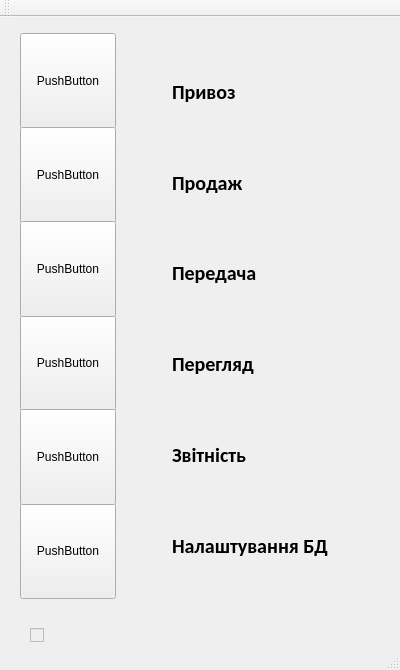
Before: the Qt Designer form mainwindow.ui in shaman1313/plutos, drawn with Qt 5.
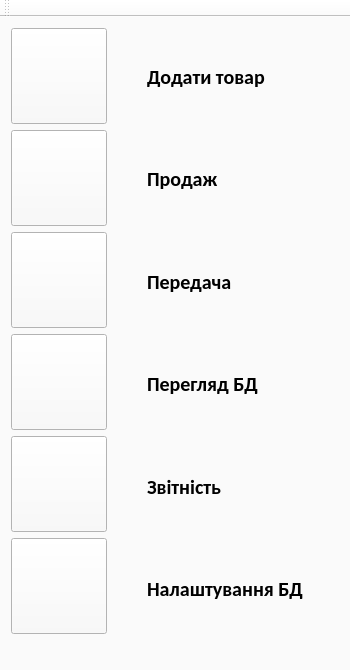
After: the same form once the commit is applied. Icons and pictures are not drawn.

Diff of the .ui file:
```diff
--- a/mainwindow.ui
+++ b/mainwindow.ui
@@ -9,7 +9,7 @@
    <rect>
     <x>0</x>
     <y>0</y>
-    <width>400</width>
+    <width>350</width>
     <height>670</height>
    </rect>
   </property>
@@ -21,128 +21,203 @@
   </property>
   <property name="minimumSize">
    <size>
-    <width>400</width>
+    <width>350</width>
     <height>670</height>
    </size>
   </property>
   <property name="maximumSize">
    <size>
-    <width>400</width>
+    <width>350</width>
     <height>670</height>
    </size>
   </property>
   <property name="windowTitle">
    <string>Plutos</string>
   </property>
+  <property name="windowIcon">
+   <iconset resource="res.qrc">
+    <normaloff>:/new/prefix1/ico/res/drawable-xxxhdpi/round_monetization_on_black_18.png</normaloff>:/new/prefix1/ico/res/drawable-xxxhdpi/round_monetization_on_black_18.png</iconset>
+  </property>
+  <property name="styleSheet">
+   <string notr="true">background-color: rgb(250, 250, 250);</string>
+  </property>
   <property name="dockNestingEnabled">
    <bool>false</bool>
   </property>
   <widget class="QWidget" name="centralWidget">
-   <widget class="QPushButton" name="pushButton_main_view">
-    <property name="enabled">
-     <bool>true</bool>
-    </property>
-    <property name="geometry">
-     <rect>
-      <x>20</x>
-      <y>298</y>
-      <width>96</width>
-      <height>96</height>
-     </rect>
-    </property>
-    <property name="text">
-     <string>PushButton</string>
-    </property>
-   </widget>
+   <layout class="QHBoxLayout" name="horizontalLayout_2">
+    <item>
+     <layout class="QHBoxLayout" name="horizontalLayout">
+      <item>
+       <layout class="QVBoxLayout" name="verticalLayout_2">
+        <item>
    <widget class="QPushButton" name="pushButton_main_entering">
     <property name="enabled">
      <bool>true</bool>
     </property>
-    <property name="geometry">
-     <rect>
-      <x>20</x>
-      <y>16</y>
+          <property name="minimumSize">
+           <size>
       <width>96</width>
       <height>96</height>
-     </rect>
-    </property>
-    <property name="text">
-     <string>PushButton</string>
-    </property>
-   </widget>
-   <widget class="QPushButton" name="pushButton_main_BDsettings">
-    <property name="enabled">
-     <bool>true</bool>
-    </property>
-    <property name="geometry">
-     <rect>
-      <x>20</x>
-      <y>486</y>
+           </size>
+          </property>
+          <property name="maximumSize">
+           <size>
       <width>96</width>
       <height>96</height>
-     </rect>
-    </property>
-    <property name="text">
-     <string>PushButton</string>
-    </property>
-   </widget>
-   <widget class="QPushButton" name="pushButton_main_reports">
-    <property name="enabled">
-     <bool>true</bool>
-    </property>
-    <property name="geometry">
-     <rect>
-      <x>20</x>
-      <y>392</y>
-      <width>96</width>
-      <height>96</height>
-     </rect>
-    </property>
+           </size>
+          </property>
+          <property name="styleSheet">
+           <string notr="true">background-image: url(:/new/prefix1/ico/res/drawable-xxxhdpi/outline_add_black_24.png);
+</string>
+          </property>
     <property name="text">
-     <string>PushButton</string>
-    </property>
-   </widget>
+           <string/>
+          </property>
+         </widget>
+        </item>
+        <item>
    <widget class="QPushButton" name="pushButton_main_extering">
     <property name="enabled">
      <bool>true</bool>
     </property>
-    <property name="geometry">
-     <rect>
-      <x>20</x>
-      <y>110</y>
+          <property name="minimumSize">
+           <size>
       <width>96</width>
       <height>96</height>
-     </rect>
+           </size>
+          </property>
+          <property name="maximumSize">
+           <size>
+            <width>96</width>
+            <height>96</height>
+           </size>
+          </property>
+          <property name="styleSheet">
+           <string notr="true">background-image: url(:/new/prefix1/ico/res/drawable-xxxhdpi/outline_attach_money_black_24.png);</string>
     </property>
     <property name="text">
-     <string>PushButton</string>
-    </property>
-   </widget>
+           <string/>
+          </property>
+         </widget>
+        </item>
+        <item>
    <widget class="QPushButton" name="pushButton_main_sending">
     <property name="enabled">
      <bool>true</bool>
     </property>
-    <property name="geometry">
-     <rect>
-      <x>20</x>
-      <y>204</y>
+          <property name="minimumSize">
+           <size>
       <width>96</width>
       <height>96</height>
-     </rect>
-    </property>
+           </size>
+          </property>
+          <property name="maximumSize">
+           <size>
+            <width>96</width>
+            <height>96</height>
+           </size>
+          </property>
+          <property name="styleSheet">
+           <string notr="true">background-image: url(:/new/prefix1/ico/res/drawable-xxxhdpi/outline_swap_horiz_black_24.png);</string>
+          </property>
     <property name="text">
-     <string>PushButton</string>
-    </property>
-   </widget>
-   <widget class="QWidget" name="layoutWidget">
-    <property name="geometry">
-     <rect>
-      <x>161</x>
-      <y>21</y>
-      <width>241</width>
-      <height>561</height>
-     </rect>
-    </property>
+           <string/>
+          </property>
+         </widget>
+        </item>
+        <item>
+         <widget class="QPushButton" name="pushButton_main_view">
+          <property name="enabled">
+           <bool>true</bool>
+          </property>
+          <property name="minimumSize">
+           <size>
+            <width>96</width>
+            <height>96</height>
+           </size>
+          </property>
+          <property name="maximumSize">
+           <size>
+            <width>96</width>
+            <height>96</height>
+           </size>
+          </property>
+          <property name="styleSheet">
+           <string notr="true">background-image: url(:/new/prefix1/ico/res/drawable-xxxhdpi/outline_youtube_searched_for_black_24.png);</string>
+          </property>
+          <property name="text">
+           <string/>
+          </property>
+         </widget>
+        </item>
+        <item>
+         <widget class="QPushButton" name="pushButton_main_reports">
+          <property name="enabled">
+           <bool>true</bool>
+          </property>
+          <property name="minimumSize">
+           <size>
+            <width>96</width>
+            <height>96</height>
+           </size>
+          </property>
+          <property name="maximumSize">
+           <size>
+            <width>96</width>
+            <height>96</height>
+           </size>
+          </property>
+          <property name="styleSheet">
+           <string notr="true">background-image: url(:/new/prefix1/ico/res/drawable-xxxhdpi/outline_timeline_black_24.png);</string>
+          </property>
+          <property name="text">
+           <string/>
+          </property>
+         </widget>
+        </item>
+        <item>
+         <widget class="QPushButton" name="pushButton_main_BDsettings">
+          <property name="enabled">
+           <bool>true</bool>
+          </property>
+          <property name="minimumSize">
+           <size>
+            <width>96</width>
+            <height>96</height>
+           </size>
+          </property>
+          <property name="maximumSize">
+           <size>
+            <width>96</width>
+            <height>96</height>
+           </size>
+          </property>
+          <property name="styleSheet">
+           <string notr="true">background-image: url(:/new/prefix1/ico/res/drawable-xxxhdpi/outline_storage_black_24.png);
+</string>
+          </property>
+          <property name="text">
+           <string/>
+          </property>
+         </widget>
+        </item>
+       </layout>
+      </item>
+      <item>
+       <spacer name="horizontalSpacer">
+        <property name="orientation">
+         <enum>Qt::Horizontal</enum>
+        </property>
+        <property name="sizeHint" stdset="0">
+         <size>
+          <width>40</width>
+          <height>20</height>
+         </size>
+        </property>
+       </spacer>
+      </item>
+      <item>
     <layout class="QVBoxLayout" name="verticalLayout">
      <item>
       <widget class="QLabel" name="label_5">
@@ -156,7 +231,7 @@
         </font>
        </property>
        <property name="text">
-        <string>Привоз</string>
+           <string>Додати товар</string>
        </property>
       </widget>
      </item>
@@ -204,7 +279,7 @@
         </font>
        </property>
        <property name="text">
-        <string>Перегляд</string>
+           <string>Перегляд БД</string>
        </property>
       </widget>
      </item>
@@ -241,23 +316,23 @@
       </widget>
      </item>
     </layout>
-   </widget>
-   <widget class="QCheckBox" name="checkBox_mainwindow_DBStat">
-    <property name="enabled">
-     <bool>false</bool>
-    </property>
-    <property name="geometry">
-     <rect>
-      <x>30</x>
-      <y>610</y>
-      <width>201</width>
-      <height>17</height>
-     </rect>
-    </property>
-    <property name="text">
-     <string/>
-    </property>
-   </widget>
+      </item>
+     </layout>
+    </item>
+    <item>
+     <spacer name="horizontalSpacer_2">
+      <property name="orientation">
+       <enum>Qt::Horizontal</enum>
+      </property>
+      <property name="sizeHint" stdset="0">
+       <size>
+        <width>40</width>
+        <height>20</height>
+       </size>
+      </property>
+     </spacer>
+    </item>
+   </layout>
   </widget>
   <widget class="QToolBar" name="mainToolBar">
    <attribute name="toolBarArea">
```
Left out of the diff: 4 changed lines with no effect on the pictures. Lines whose indentation alone changed are shown as unchanged.
